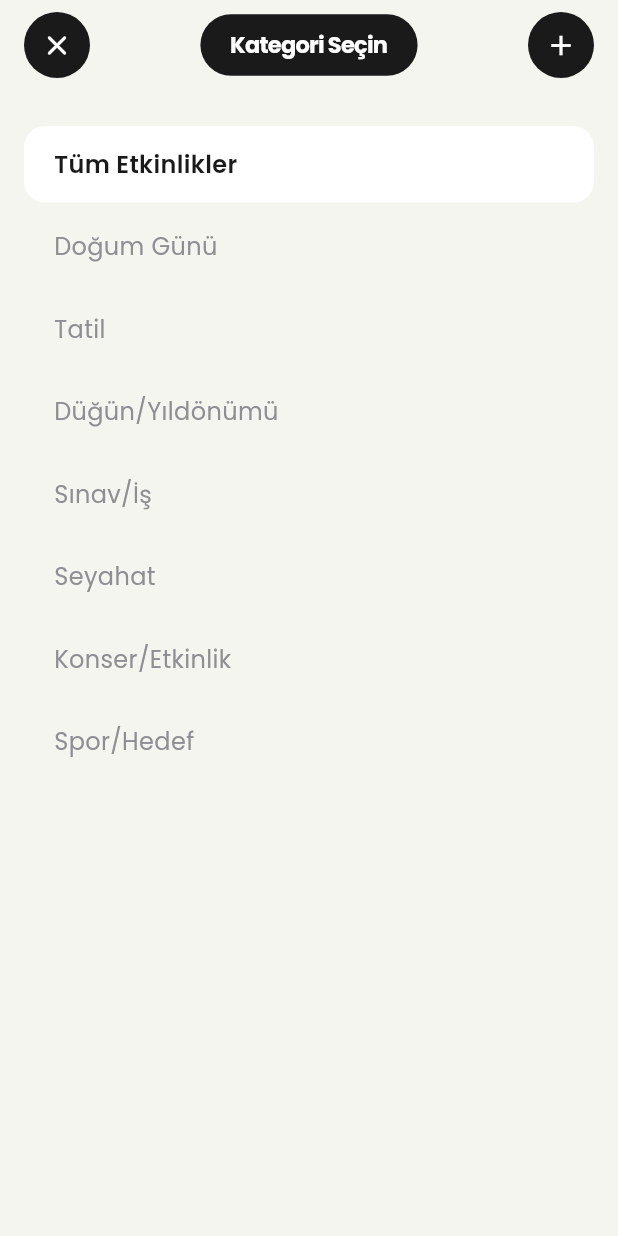
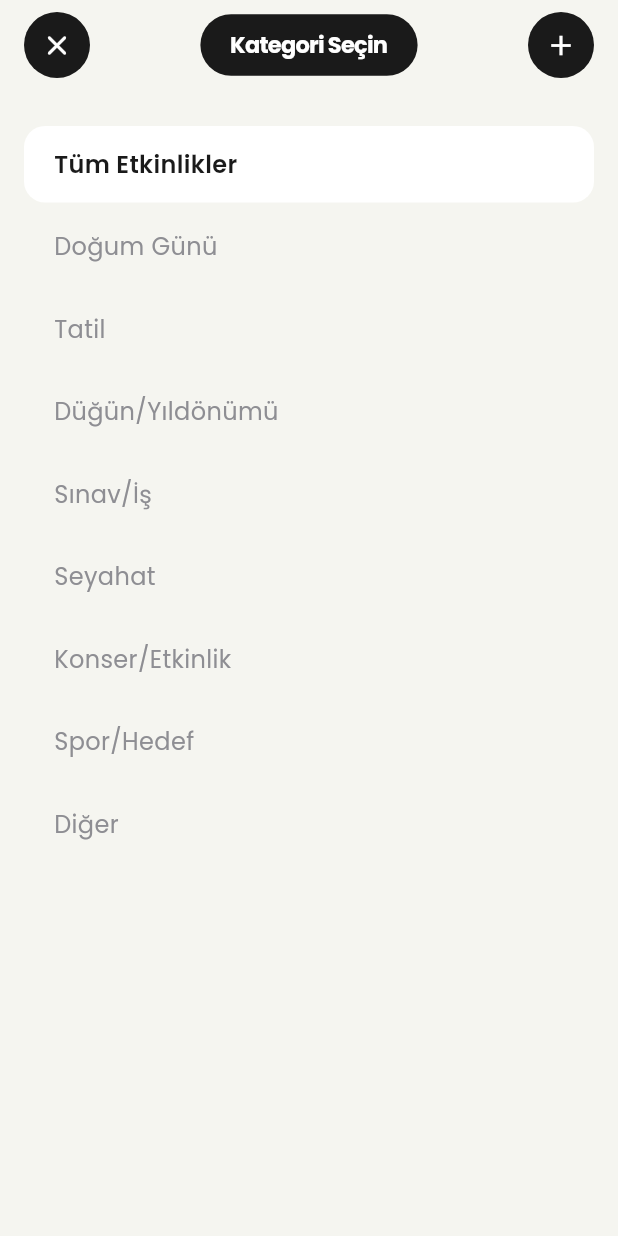
Before and after one commit to h4time/gun-sayaci, a Flutter app: the screen it shows after launch, after a tap on "Tüm Etkinlikler", on a phone screen of 412 x 824 dp. Run offline on Flutter 3.47's test engine with Material 3 defaults, Android fonts, the phone set to English and light mode, and no system bars; our stand-ins replace file_picker, flutter_animate, flutter_local_notifications, google_fonts, hive, hive_flutter and 5 more; accounts and stored records are empty.

Commit message:
Kategori filtresine 'Diğer' seçeneği eklendi (custom kategorileri filtreler)
'Diğer' filtresi seçildiğinde sabit kategorilere dahil olmayan
tüm custom kategori etkinliklerini gösterir.

Co-Authored-By: Claude Opus 4.6 (1M context) <noreply@anthropic.com>

```diff
--- a/lib/screens/home_screen.dart
+++ b/lib/screens/home_screen.dart
@@ -50,6 +50,7 @@ class _HomeScreenState extends State<HomeScreen> {
     'Seyahat',
     'Konser/Etkinlik',
     'Spor/Hedef',
+    'Diğer',
   ];
 
   @override
@@ -65,7 +66,11 @@ class _HomeScreenState extends State<HomeScreen> {
               builder: (context, Box<EventModel> box, _) {
                 var allEvents = _storageService.getAllEvents();
 
-                if (_selectedCategory != 'Tümü') {
+                if (_selectedCategory == 'Diğer') {
+                  allEvents = allEvents
+                      .where((e) => EventModel.isCustomCategory(e.category))
+                      .toList();
+                } else if (_selectedCategory != 'Tümü') {
                   allEvents = allEvents
                       .where((e) => e.category == _selectedCategory)
                       .toList();
```
